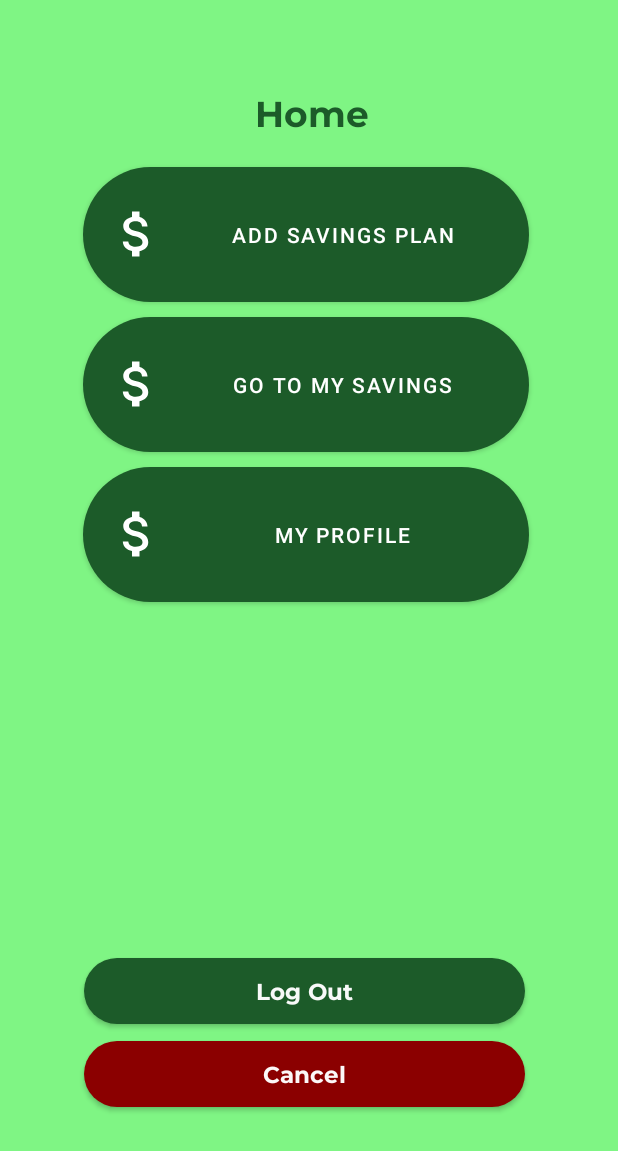
After one commit to gichuhiii/MySavings, an Android app: the layout activity_home.xml on its own in the app's theme, with its tools: preview values and no code run, on a phone screen of 412 x 824 dp. The commit adds this screen. Shown: the top 1151 px of the screen. Run offline under Robolectric (Android 15) with nearby library versions, the phone set to English and light mode, and no system bars; Roboto replaces fonts that are not available here.

Commit message:
Home Page

```diff
--- /dev/null
+++ b/app/src/main/java/com/example/mysavings/Home.kt
@@ -0,0 +1,37 @@
+package com.example.mysavings
+
+import android.content.Intent
+import android.os.Bundle
+import android.widget.Button
+import androidx.appcompat.app.AppCompatActivity
+
+class Home : AppCompatActivity() {
+    override fun onCreate(savedInstanceState: Bundle?) {
+        super.onCreate(savedInstanceState)
+        setContentView(R.layout.activity_home)
+
+        val gotosavingsbtn = findViewById<Button>(R.id.gotosavingsbtn)
+        gotosavingsbtn.setOnClickListener{
+            val Intent = Intent(this,Home::class.java)
+            startActivity(Intent)
+        }
+
+        val profilebtn = findViewById<Button>(R.id.profilebtn)
+        profilebtn.setOnClickListener{
+            val Intent = Intent(this,Home::class.java)
+            startActivity(Intent)
+        }
+
+        val logoutbtn = findViewById<Button>(R.id.logoutbtn)
+        logoutbtn.setOnClickListener{
+            val Intent = Intent(this,WelcomePage::class.java)
+            startActivity(Intent)
+        }
+
+        val cancelbutton = findViewById<Button>(R.id.cancelbutton)
+        cancelbutton.setOnClickListener{
+            val Intent = Intent(this,WelcomePage::class.java)
+            startActivity(Intent)
+        }
+    }
+}
--- a/app/src/main/java/com/example/mysavings/Login.kt
+++ b/app/src/main/java/com/example/mysavings/Login.kt
@@ -21,7 +21,7 @@ class Login : AppCompatActivity() {
             startActivity(Intent)
         }
         val cancelbutton = findViewById<Button>(R.id.cancelbutton)
-        loginbutton.setOnClickListener{
+        cancelbutton.setOnClickListener{
             val Intent = Intent(this,WelcomePage::class.java)
             startActivity(Intent)
         }
--- /dev/null
+++ b/app/src/main/res/drawable/addsave.xml
@@ -0,0 +1,5 @@
+<vector android:height="40dp" android:tint="#0F5329"
+    android:viewportHeight="24" android:viewportWidth="24"
+    android:width="40dp" xmlns:android="http://schemas.android.com/apk/res/android">
+    <path android:fillColor="@android:color/white" android:pathData="M11.8,10.9c-2.27,-0.59 -3,-1.2 -3,-2.15 0,-1.09 1.01,-1.85 2.7,-1.85 1.78,0 2.44,0.85 2.5,2.1h2.21c-0.07,-1.72 -1.12,-3.3 -3.21,-3.81V3h-3v2.16c-1.94,0.42 -3.5,1.68 -3.5,3.61 0,2.31 1.91,3.46 4.7,4.13 2.5,0.6 3,1.48 3,2.41 0,0.69 -0.49,1.79 -2.7,1.79 -2.06,0 -2.87,-0.92 -2.98,-2.1h-2.2c0.12,2.19 1.76,3.42 3.68,3.83V21h3v-2.15c1.95,-0.37 3.5,-1.5 3.5,-3.55 0,-2.84 -2.43,-3.81 -4.7,-4.4z"/>
+</vector>
--- /dev/null
+++ b/app/src/main/res/drawable/home_buttons.xml
@@ -0,0 +1,7 @@
+<?xml version="1.0" encoding="utf-8"?>
+<shape xmlns:android="http://schemas.android.com/apk/res/android">
+    android:shape="rectangle">
+    <solid android:color="#1C5B29" />
+    <corners android:radius="45dp" />
+
+</shape>
--- /dev/null
+++ b/app/src/main/res/layout/activity_home.xml
@@ -0,0 +1,105 @@
+<?xml version="1.0" encoding="utf-8"?>
+<androidx.constraintlayout.widget.ConstraintLayout xmlns:android="http://schemas.android.com/apk/res/android"
+    android:layout_width="match_parent"
+    android:layout_height="match_parent"
+    xmlns:tools="http://schemas.android.com/tools"
+    xmlns:app="http://schemas.android.com/apk/res-auto"
+    tools:context=".Home"
+    android:background="@color/background"
+    android:padding="20dp"
+    tools:ignore="ExtraText">
+
+    <TextView
+        android:id="@+id/tv_started_title"
+        android:layout_width="match_parent"
+        android:layout_height="wrap_content"
+        android:layout_marginLeft="150dp"
+        android:layout_marginTop="40dp"
+        android:text="Home"
+        android:fontFamily="@font/montserrat_bold"
+        android:textColor="@color/heading_green"
+        android:textSize="24sp"
+        android:textStyle="normal"
+        app:layout_constraintEnd_toEndOf="parent"
+        app:layout_constraintHorizontal_bias="0.771"
+        app:layout_constraintStart_toStartOf="parent"
+        app:layout_constraintTop_toTopOf="parent" />
+
+    <com.google.android.material.button.MaterialButton
+        android:id="@+id/addsavingsbtn"
+        android:layout_width="297dp"
+        android:layout_height="90dp"
+        android:background="@drawable/logout_button"
+        android:text="Add Savings Plan"
+        app:icon="@drawable/addsave"
+        app:layout_constraintStart_toStartOf="parent"
+        app:layout_constraintTop_toBottomOf="@id/tv_started_title"
+        android:layout_marginStart="35dp"
+        android:layout_marginTop="20dp"
+        />
+
+    <com.google.android.material.button.MaterialButton
+        android:id="@+id/gotosavingsbtn"
+        android:layout_width="297dp"
+        android:layout_height="90dp"
+        android:background="@drawable/logout_button"
+        android:text="Go To My Savings"
+        app:icon="@drawable/addsave"
+        app:layout_constraintStart_toStartOf="parent"
+        app:layout_constraintTop_toBottomOf="@id/tv_started_title"
+        android:layout_marginStart="35dp"
+        android:layout_marginTop="120dp"
+        />
+
+    <com.google.android.material.button.MaterialButton
+        android:id="@+id/profilebtn"
+        android:layout_width="297dp"
+        android:layout_height="90dp"
+        android:background="@drawable/logout_button"
+        android:text="My Profile"
+        app:icon="@drawable/addsave"
+        app:layout_constraintStart_toStartOf="parent"
+        app:layout_constraintTop_toBottomOf="@id/tv_started_title"
+        android:layout_marginStart="35dp"
+        android:layout_marginTop="220dp"
+        />
+
+    <androidx.appcompat.widget.AppCompatButton
+        android:id="@+id/logoutbtn"
+        android:layout_width="294dp"
+        android:layout_height="44dp"
+        android:layout_gravity="bottom|center_horizontal"
+        android:layout_marginStart="36dp"
+        android:layout_marginTop="-165dp"
+        android:width="300dp"
+        android:background="@drawable/logout_button"
+        android:fontFamily="@font/montserrat_bold"
+        android:text="Log Out"
+        android:textAllCaps="false"
+        android:textColor="#F8FFFFFF"
+        android:textIsSelectable="false"
+        android:textSize="15sp"
+        app:layout_constraintStart_toStartOf="parent"
+        app:layout_constraintTop_toBottomOf="parent" />
+
+
+    <androidx.appcompat.widget.AppCompatButton
+        android:id="@+id/cancelbutton"
+        android:layout_width="294dp"
+        android:layout_height="44dp"
+        android:layout_gravity="bottom|center_horizontal"
+        android:layout_marginStart="36dp"
+        android:layout_marginTop="-110dp"
+        android:width="300dp"
+        android:background="@drawable/cancel_button"
+        android:fontFamily="@font/montserrat_bold"
+        android:text="Cancel"
+        android:textAllCaps="false"
+        android:textColor="#F8FFFFFF"
+        android:textIsSelectable="false"
+        android:textSize="15sp"
+        app:layout_constraintStart_toStartOf="parent"
+        app:layout_constraintTop_toBottomOf="parent" />
+
+
+</androidx.constraintlayout.widget.ConstraintLayout>
--- a/app/src/main/res/values/themes.xml
+++ b/app/src/main/res/values/themes.xml
@@ -2,7 +2,7 @@
     <!-- Base application theme. -->
     <style name="Theme.MySavings" parent="Theme.MaterialComponents.DayNight.DarkActionBar">
         <!-- Primary brand color. -->
-        <item name="colorPrimary">@color/purple_500</item>
+        <item name="colorPrimary">#1C5B29</item>
         <item name="colorPrimaryVariant">@color/purple_700</item>
         <item name="colorOnPrimary">@color/white</item>
         <!-- Secondary brand color. -->
```
Also changed, not shown: app/src/main/res/drawable/addsavings.png (deleted).
